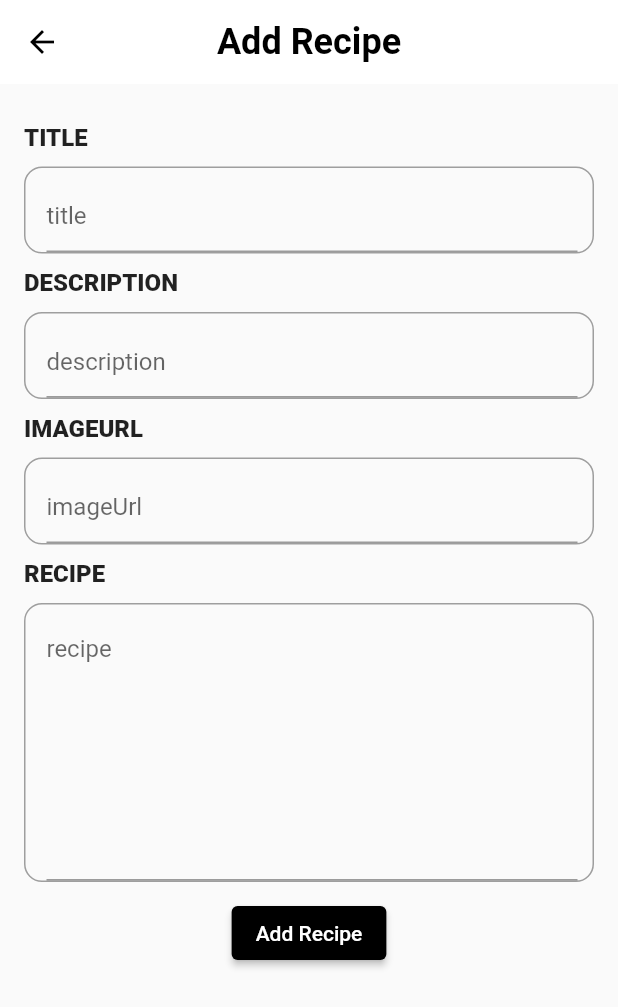
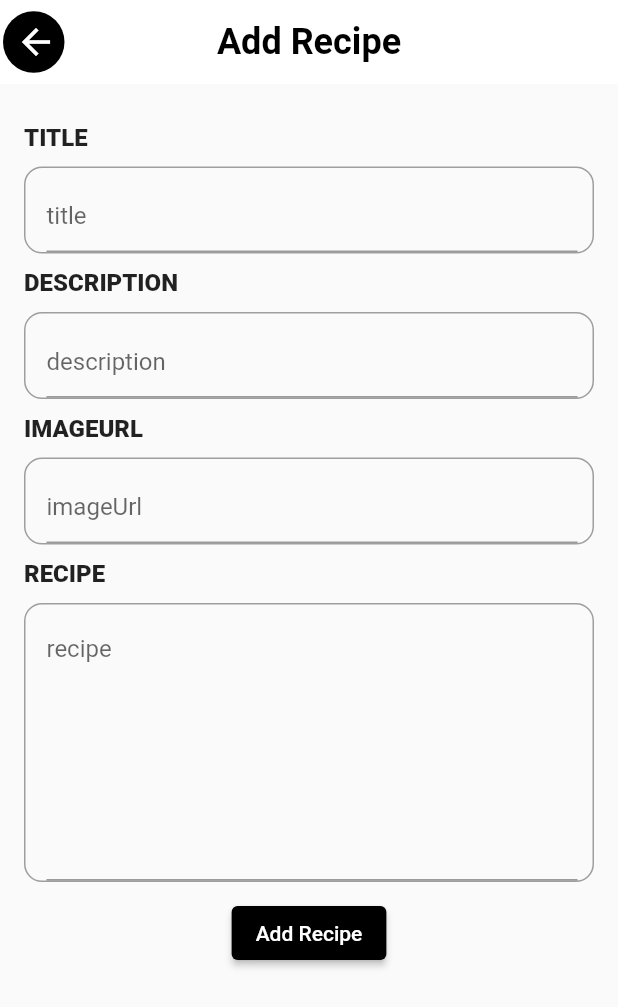
Before and after one commit to majdideveloper/recipe_sqflite_getx, a Flutter app: the AddRecipeScreen screen opened by its route, on a phone screen of 412 x 824 dp. Shown: the top 1007 px of the screen. Run offline on Flutter 3.47's test engine with Material 2 defaults, Android fonts, the phone set to English and light mode, and no system bars; our stand-ins replace get, sqflite; accounts and stored records are empty.

```diff
--- a/lib/config/theme.dart
+++ b/lib/config/theme.dart
@@ -2,11 +2,16 @@ import 'package:flutter/material.dart';
 
 class Themes {
   static const themeAppBar = AppBarTheme(
+
+
+
     color: Colors.white,
     elevation: 0.0,
      centerTitle: true,
      iconTheme: IconThemeData(
+
        color: Colors.black,
+
      ),
      titleTextStyle: TextStyle(
        fontSize:24.0 ,
--- a/lib/screens/add_recipe.dart
+++ b/lib/screens/add_recipe.dart
@@ -1,5 +1,5 @@
 import 'package:flutter/material.dart';
-import 'package:flutter/widgets.dart';
+
 import 'package:get/get.dart';
 import 'package:recipe_sqflite_getx/controllers/recipe_controller.dart';
 import 'package:recipe_sqflite_getx/models/recipe.dart';
@@ -29,6 +29,22 @@ class _AddRecipeScreenState extends State<AddRecipeScreen> {
       onTap: () => FocusScope.of(context).unfocus(),
       child: Scaffold(
         appBar: AppBar(
+           leadingWidth:45 ,
+        leading: Padding(
+          padding: const EdgeInsets.all(2.0),
+          child: CircleAvatar(
+
+                backgroundColor: Colors.black,
+                child: IconButton(
+                  iconSize: 28.0,
+                  color: Colors.white,
+                  onPressed: () async {
+                    Get.back();
+                  },
+                  icon: const Icon(Icons.arrow_back),
+                ),
+              ),
+        ),
           title: const Text(
             'Add Recipe',
           ),
@@ -41,21 +57,25 @@ class _AddRecipeScreenState extends State<AddRecipeScreen> {
               children: [
                 CustomTextField(
                   label: 'title',
+                  labelHint: 'title',
                   multiLines: false,
                   controller: _titleController,
                 ),
                 CustomTextField(
                   label: 'description',
+                   labelHint: 'description',
                   multiLines: false,
                   controller: _descriptionController,
                 ),
                 CustomTextField(
                   label: 'imageUrl',
+                    labelHint: 'imageUrl',
                   multiLines: false,
                   controller: _imageUrlController,
                 ),
                 CustomTextField(
                   label: 'recipe',
+                     labelHint: 'recipe',
                   maxLines: 8,
                   multiLines: true,
                   controller: _recipeTextController,
--- a/lib/widgets/custom_text_field.dart
+++ b/lib/widgets/custom_text_field.dart
@@ -3,12 +3,18 @@ import 'package:recipe_sqflite_getx/config/size_config.dart';
 
 class CustomTextField extends StatelessWidget {
   CustomTextField(
-      {Key? key, required this.label, this.maxLines, required this.multiLines,this.controller})
+      {Key? key,
+      required this.label,
+      this.maxLines,
+      this.labelHint,
+      required this.multiLines,
+      this.controller})
       : super(key: key);
 
   String label = 'Text here';
   int? maxLines = 1;
   bool multiLines = false;
+  String? labelHint;
 
   TextEditingController? controller;
 
@@ -39,23 +45,19 @@ class CustomTextField extends StatelessWidget {
               Expanded(
                 child: TextFormField(
                   cursorColor: Colors.black,
-
                   controller: controller,
                   keyboardType: !multiLines
                       ? TextInputType.text
                       : TextInputType.multiline,
                   maxLines: maxLines,
                   decoration: InputDecoration(
-
-
                     focusedBorder: OutlineInputBorder(
-
                       borderSide:
                           const BorderSide(color: Colors.white, width: 2.0),
                       borderRadius: BorderRadius.circular(25.0),
                     ),
                     alignLabelWithHint: true,
-                    hintText: label,
+                    hintText: labelHint,
                   ),
                 ),
               ),
```
Also changed, not shown: lib/controllers/recipe_controller.dart (+16 -13 lines), lib/db/db_helper.dart (+13 -1 lines), lib/screens/info_recipe_screen.dart (+145 -11 lines), 1 other file.
